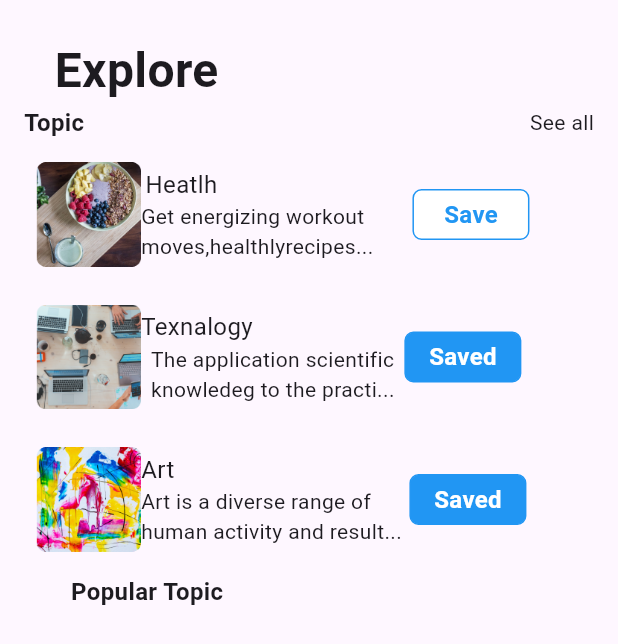
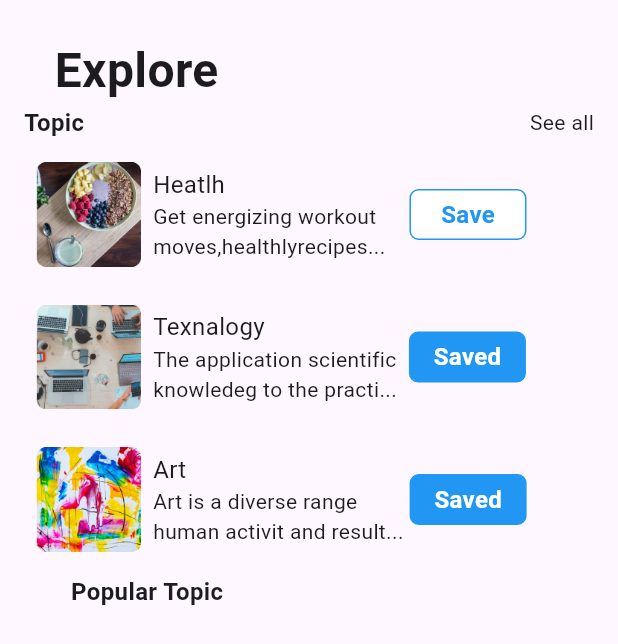
Before and after one commit to Jahongir0203/kakar_news, a Flutter app: the ExplorePage screen opened by its route, on a phone screen of 412 x 824 dp. Shown: the top 644 px of the screen. Run offline on Flutter 3.47's test engine with Material 3 defaults, Android fonts, the light colour scheme and no system bars; our stand-ins replace bloc, dio, faker, flutter_bloc, flutter_blurhash, flutter_svg and 2 more; generated files the repository leaves out were written again.

Commit message:
Merge branch 'master' of https://github.com/Jahongir0203/kakar_news

```diff
--- a/lib/ui/pages/explore_page/explore_page.dart
+++ b/lib/ui/pages/explore_page/explore_page.dart
@@ -64,10 +64,14 @@ AllCategoriesBloc allCategoriesBloc=AllCategoriesBloc(NetworkService(Dio()));
                                   width: 70,
                                 ),
                               ),
-                              Column(
+                              Padding(
+                                padding: const EdgeInsets.only(left: 8.0),
+                                child: Column(
+                                  mainAxisAlignment: MainAxisAlignment.start,
+                                  crossAxisAlignment: CrossAxisAlignment.start,
                                   children: [
                                     Text(
-                                    "Heatlh                        ",
+                                      "Heatlh ",
                                       style: TextStyle(
                                           fontSize: 16,
                                           fontWeight: FontWeight.w400),
@@ -80,8 +84,9 @@ AllCategoriesBloc allCategoriesBloc=AllCategoriesBloc(NetworkService(Dio()));
                                     ),
                                   ],
                                 ),
+                              ),
                               SizedBox(
-                                width: 26,
+                                width: 16,
                               ),
                               Container(
                                 height: 34,
@@ -114,10 +119,14 @@ AllCategoriesBloc allCategoriesBloc=AllCategoriesBloc(NetworkService(Dio()));
                                   width: 70,
                                 ),
                               ),
-                              Column(
+                              Padding(
+                                padding: const EdgeInsets.only(left: 8.0),
+                                child: Column(
+                                  mainAxisAlignment: MainAxisAlignment.start,
+                                  crossAxisAlignment: CrossAxisAlignment.start,
                                   children: [
                                     Text(
-                                    "Texnalogy                        ",
+                                      "Texnalogy",
                                       style: TextStyle(
                                           fontSize: 16,
                                           fontWeight: FontWeight.w400),
@@ -129,6 +138,9 @@ AllCategoriesBloc allCategoriesBloc=AllCategoriesBloc(NetworkService(Dio()));
                                           fontWeight: FontWeight.w400),
                                     ),
                                   ],
+                                ),
+                              ), SizedBox(
+                                width: 8,
                               ),
                               Container(
                                 height: 34,
@@ -161,24 +173,29 @@ AllCategoriesBloc allCategoriesBloc=AllCategoriesBloc(NetworkService(Dio()));
                                   width: 70,
                                 ),
                               ),
-                              Column(
+                              Padding(
+                                padding: const EdgeInsets.only(left: 8.0),
+                                child: Column(
+                                  mainAxisAlignment: MainAxisAlignment.start,
+                                  crossAxisAlignment: CrossAxisAlignment.start,
                                   children: [
                                     Text(
-                                    "Art                                    ",
+                                      "Art",
                                       style: TextStyle(
                                           fontSize: 16,
                                           fontWeight: FontWeight.w400),
                                     ),
                                     Text(
-                                    "Art is a diverse range of\nhuman activity and result...",
+                                      "Art is a diverse range\nhuman activit and result...",
                                       style: TextStyle(
                                           fontSize: 14,
                                           fontWeight: FontWeight.w400),
                                     ),
                                   ],
                                 ),
+                              ),
                               SizedBox(
-                                width: 5,
+                                width: 4,
                               ),
                               Container(
                                 height: 34,
```
Lines whose indentation alone changed are shown as unchanged.
